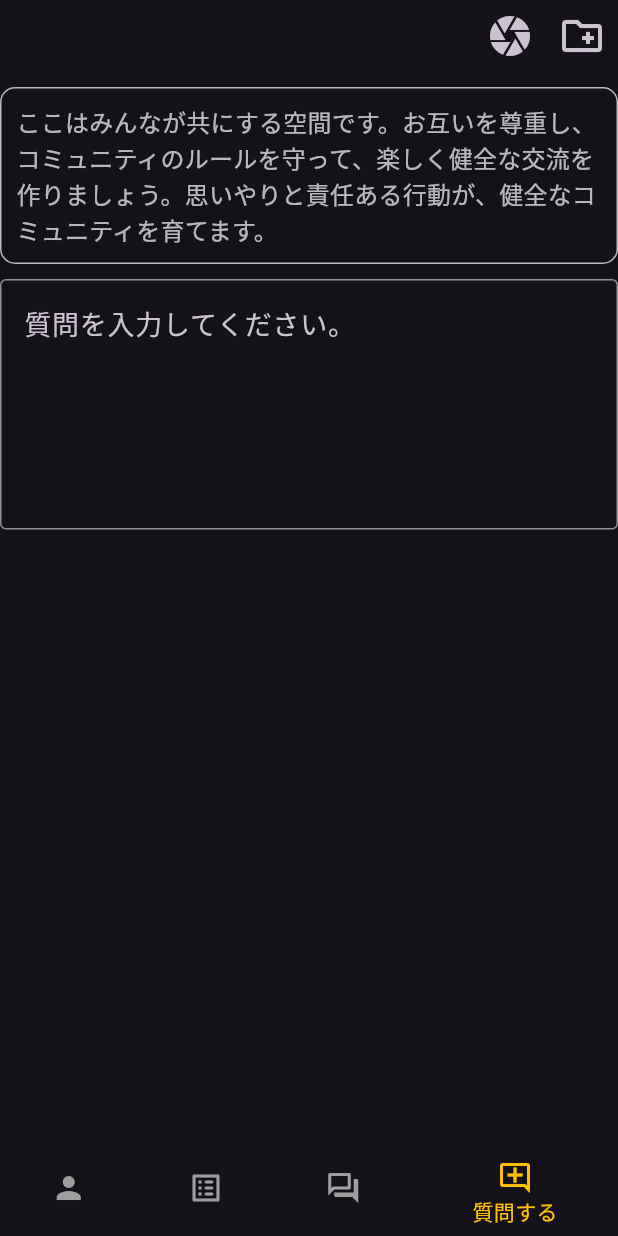
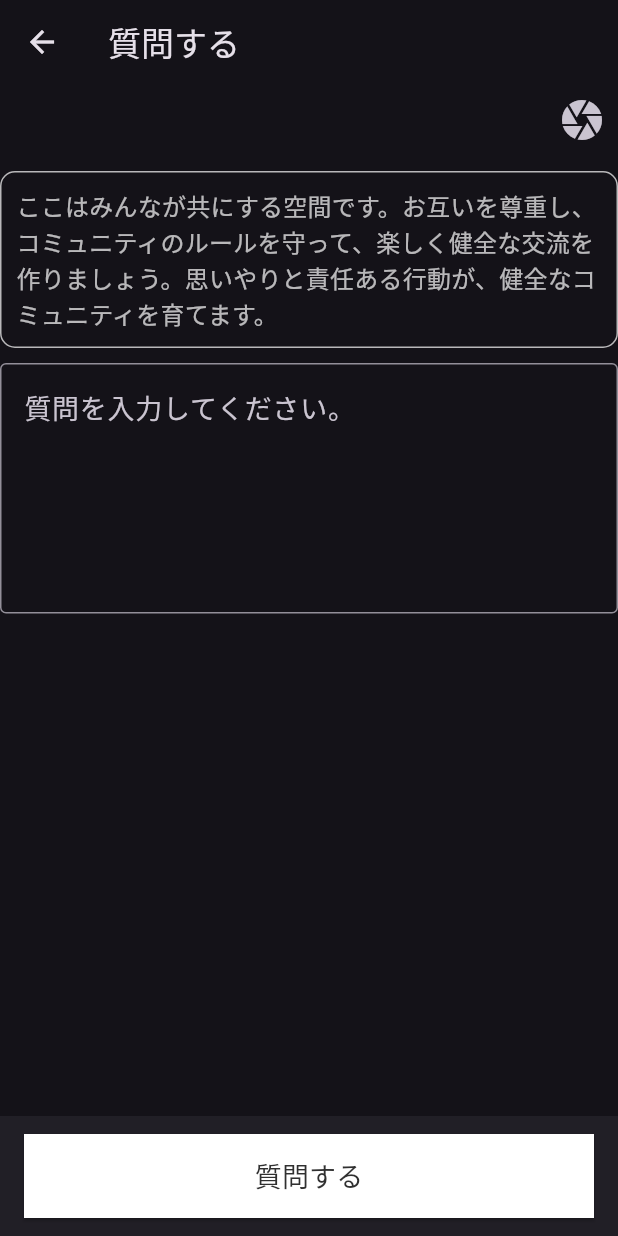
Before and after one commit to jhh78/what_this, a Flutter app: the HomeScreen screen opened directly, item 4 of the bottom bar chosen, after a tap on the "camera" icon, on a phone screen of 412 x 824 dp. Run offline on Flutter 3.47's test engine with Material 3 defaults, Android fonts, the phone set to English and light mode, and no system bars; our stand-ins replace cached_network_image, firebase_auth, firebase_core, flutter_dotenv, flutter_signin_button, get and 8 more; accounts and stored records are empty; generated files the repository leaves out were written again; network calls fail.

Commit message:
코드 정리

```diff
--- a/lib/provider/home.dart
+++ b/lib/provider/home.dart
@@ -1,7 +1,6 @@
 import 'package:get/get.dart';
 import 'package:whats_this/provider/question/detail.dart';
 import 'package:whats_this/provider/question/my_question.dart';
-import 'package:whats_this/provider/question/add.dart';
 import 'package:whats_this/provider/question/list.dart';
 import 'package:whats_this/provider/user.dart';
 import 'package:whats_this/util/constants.dart';
@@ -13,7 +12,6 @@ class HomeProvider extends GetxService {
 
   final QuestionListProvider questionListProvider = Get.put(QuestionListProvider());
   final MyQuestionProvider myQuestionProvider = Get.put(MyQuestionProvider());
-  final QuestionAddProvider questionAddProvider = Get.put(QuestionAddProvider());
   final UserProvider userProvider = Get.put(UserProvider());
   final QuestionDetailProvider questionDetailProvider = Get.put(QuestionDetailProvider());
 
@@ -41,9 +39,7 @@ class HomeProvider extends GetxService {
       currentIndex.value = 2;
       questionDetailProvider.init();
     } else if (screen == ADD_QUESTION) {
-      currentIndex.value = 4;
       menuIndex.value = 3;
-      questionAddProvider.init();
     }
   }
 }
--- a/lib/screen/home/home.dart
+++ b/lib/screen/home/home.dart
@@ -1,6 +1,5 @@
 import 'package:flutter/material.dart';
 import 'package:get/get.dart';
-import 'package:whats_this/screen/question/add.dart';
 import 'package:whats_this/screen/question/detail.dart';
 import 'package:whats_this/screen/my_question/my_question.dart';
 import 'package:whats_this/screen/question/list.dart';
@@ -24,7 +23,6 @@ class HomeScreen extends StatelessWidget {
                   QuestionListScreen(),
                   QuestionDetailScreen(),
                   MyQuestionScreen(),
-                  QuestionAddScreen(),
                 ],
               )),
         ),
@@ -34,7 +32,9 @@ class HomeScreen extends StatelessWidget {
             selectedItemColor: Colors.amber,
             unselectedItemColor: Colors.grey,
             currentIndex: homeService.getMenuIndex(),
-            onTap: homeService.onTabScreen,
+            onTap: (index) {
+              homeService.onTabScreen(index);
+            },
             items: [
               BottomNavigationBarItem(
                 icon: Icon(Icons.person),
--- a/lib/screen/question/add.dart
+++ b/lib/screen/question/add.dart
@@ -1,39 +1,97 @@
+import 'dart:io';
+
 import 'package:flutter/material.dart';
 import 'package:get/get.dart';
 import 'package:whats_this/provider/home.dart';
-import 'package:whats_this/provider/question/add.dart';
 import 'package:whats_this/provider/user.dart';
+import 'package:whats_this/service/question.dart';
 import 'package:whats_this/service/vender/camera.dart';
 import 'package:whats_this/util/styles.dart';
 
-class QuestionAddScreen extends StatelessWidget {
-  QuestionAddScreen({super.key});
+class QuestionAddScreen extends StatefulWidget {
+  const QuestionAddScreen({super.key});
 
+  @override
+  State<QuestionAddScreen> createState() => _QuestionAddScreenState();
+}
+
+class _QuestionAddScreenState extends State<QuestionAddScreen> {
   final HomeProvider homeProvider = Get.put(HomeProvider());
-  final QuestionAddProvider questionAddProvider = Get.put(QuestionAddProvider());
   final UserProvider userProvider = Get.put(UserProvider());
   final CameraService cameraService = CameraService();
+  final QuestionService questionService = QuestionService();
+
+  final TextEditingController textController = TextEditingController();
+  final FocusNode textFocusNode = FocusNode();
+  final ScrollController scrollController = ScrollController();
+  File _image = File("");
+
+  @override
+  void initState() {
+    super.initState();
+    textFocusNode.addListener(_onFocusChange);
+  }
+
+  @override
+  void dispose() {
+    textFocusNode.removeListener(_onFocusChange);
+    textFocusNode.dispose();
+    scrollController.dispose();
+    super.dispose();
+  }
+
+  void _onFocusChange() {
+    if (textFocusNode.hasFocus) {
+      scrollController.animateTo(
+        scrollController.position.maxScrollExtent,
+        duration: Duration(milliseconds: 300),
+        curve: Curves.easeInOut,
+      );
+    }
+  }
 
   Future<void> handleRegister() async {
-    if (questionAddProvider.textController.value.text.isEmpty) {
+    if (textController.value.text.isEmpty) {
       Get.snackbar('質問未入力', '質問を入力してください。');
       return;
     }
 
-    await questionAddProvider.addQuestion();
-    await userProvider.addPoint();
-    homeProvider.init();
+    await questionService.addQuestion(
+      textController: textController,
+      cameraService: cameraService,
+      image: _image,
+    );
+
+    Get.back();
+  }
+
+  Future<void> pickImage() async {
+    final File? image = await cameraService.pickImageFromCamera();
+
+    if (image == null) {
+      return;
+    }
+
+    setState(() {
+      _image = image;
+    });
+  }
+
+  void clearImage() {
+    setState(() {
+      _image = File("");
+    });
   }
 
   Widget renderImageArea() {
-    if (questionAddProvider.image.value.path.isEmpty) {
+    if (_image.path.isEmpty) {
       return SizedBox.shrink();
     }
 
     return Stack(
       children: [
         Image.file(
-          questionAddProvider.image.value,
+          _image,
           width: double.infinity,
           fit: BoxFit.cover,
         ),
@@ -46,7 +104,7 @@ class QuestionAddScreen extends StatelessWidget {
               size: ICON_SIZE,
             ),
             onPressed: () {
-              questionAddProvider.clearImage();
+              clearImage();
             },
           ),
         ),
@@ -57,8 +115,22 @@ class QuestionAddScreen extends StatelessWidget {
   @override
   Widget build(BuildContext context) {
     return Scaffold(
+      appBar: AppBar(
+        title: Text('質問する'),
+      ),
       body: SafeArea(
-        child: SingleChildScrollView(
+        child: LayoutBuilder(
+          builder: (context, constraints) {
+            return SingleChildScrollView(
+              controller: scrollController,
+              padding: EdgeInsets.only(
+                bottom: MediaQuery.of(context).viewInsets.bottom,
+              ),
+              child: ConstrainedBox(
+                constraints: BoxConstraints(
+                  minHeight: constraints.maxHeight,
+                ),
+                child: IntrinsicHeight(
                   child: Column(
                     mainAxisSize: MainAxisSize.min,
                     children: [
@@ -67,23 +139,10 @@ class QuestionAddScreen extends StatelessWidget {
                         children: [
                           IconButton(
                             onPressed: () {
-                      FocusScope.of(context).unfocus();
-                      questionAddProvider.pickImage();
+                              pickImage();
                             },
                             icon: Icon(
                               Icons.camera,
-                      size: ICON_SIZE,
-                    ),
-                  ),
-                  IconButton(
-                    onPressed: () async {
-                      FocusScope.of(context).unfocus();
-                      await Future.delayed(Duration(milliseconds: 1000));
-
-                      handleRegister();
-                    },
-                    icon: Icon(
-                      Icons.create_new_folder_outlined,
                               size: ICON_SIZE,
                             ),
                           ),
@@ -103,7 +162,8 @@ class QuestionAddScreen extends StatelessWidget {
                       ),
                       TextField(
                         keyboardType: TextInputType.text,
-                controller: questionAddProvider.textController,
+                        controller: textController,
+                        focusNode: textFocusNode,
                         maxLines: 5,
                         decoration: InputDecoration(
                           hintText: '質問を入力してください。',
@@ -112,8 +172,35 @@ class QuestionAddScreen extends StatelessWidget {
                         style: TextStyle(fontSize: 18),
                       ),
                       SizedBox(height: 10),
-              Obx(() => renderImageArea()),
+                      renderImageArea(),
+                      Spacer(),
                     ],
+                  ),
+                ),
+              ),
+            );
+          },
+        ),
+      ),
+      bottomNavigationBar: Padding(
+        padding: EdgeInsets.only(
+          bottom: MediaQuery.of(context).viewInsets.bottom,
+        ),
+        child: BottomAppBar(
+          child: ElevatedButton(
+            onPressed: handleRegister,
+            style: ElevatedButton.styleFrom(
+              foregroundColor: Colors.grey[850], // 다크 테마에 맞게 배경색 설정
+              backgroundColor: Colors.white, // 텍스트 색상 설정
+              shape: RoundedRectangleBorder(
+                borderRadius: BorderRadius.zero, // 사각형 모양 설정
+              ),
+              padding: EdgeInsets.symmetric(vertical: 15), // 버튼 높이 설정
+            ),
+            child: Text(
+              '質問する',
+              style: TextStyle(fontSize: 18),
+            ),
           ),
         ),
       ),
--- a/lib/service/home.dart
+++ b/lib/service/home.dart
@@ -1,6 +1,7 @@
 import 'package:firebase_auth/firebase_auth.dart';
 import 'package:get/get.dart';
 import 'package:whats_this/provider/home.dart';
+import 'package:whats_this/screen/question/add.dart';
 import 'package:whats_this/screen/signin/sign_in.dart';
 import 'package:whats_this/service/vender/auth.dart';
 import 'package:whats_this/util/constants.dart';
@@ -18,7 +19,6 @@ class HomeService {
 
   void onTabScreen(value) async {
     final User? currentUser = await AuthService.checkUserStatus();
-
     if (currentUser == null) {
       Get.offAll(() => SignInScreen());
       return;
@@ -30,7 +30,7 @@ class HomeService {
     } else if (value == 2) {
       homeProvider.changeScreenIndex(MY_QUESTION);
     } else if (value == 3) {
-      homeProvider.changeScreenIndex(ADD_QUESTION);
+      Get.to(() => QuestionAddScreen(), transition: Transition.rightToLeft);
     }
   }
 }
--- a/lib/provider/question/add.dart
+++ b/lib/service/question.dart
@@ -1,42 +1,18 @@
-import 'dart:io';
-
-import 'package:flutter/material.dart';
 import 'package:flutter_dotenv/flutter_dotenv.dart';
 import 'package:get/get.dart';
+import 'package:pocketbase/pocketbase.dart';
+import 'package:whats_this/service/vender/hive.dart';
 import 'package:http/http.dart' as http;
-import 'package:pocketbase/pocketbase.dart';
-import 'package:whats_this/provider/user.dart';
-import 'package:whats_this/service/vender/camera.dart';
-import 'package:whats_this/service/vender/hive.dart';
 import 'package:whats_this/util/constants.dart';
 
-class QuestionAddProvider extends GetxService {
-  Rx<File> image = File("").obs;
+import '../provider/home.dart';
+import '../provider/user.dart';
 
-  final TextEditingController textController = TextEditingController();
-  final CameraService cameraService = CameraService();
+class QuestionService {
+  final HomeProvider homeProvider = Get.put(HomeProvider());
   final UserProvider userProvider = Get.put(UserProvider());
 
-  void init() {
-    clearImage();
-    textController.clear();
-  }
-
-  Future<void> pickImage() async {
-    final File? image = await cameraService.pickImageFromCamera();
-
-    if (image == null) {
-      return;
-    }
-
-    this.image.value = image;
-  }
-
-  void clearImage() {
-    image.value = File("");
-  }
-
-  Future<void> addQuestion() async {
+  Future<void> addQuestion({required textController, required cameraService, required image}) async {
     final String questionText = textController.text;
     final userId = HiveService.getBoxValue(USER_ID);
 
@@ -46,7 +22,7 @@ class QuestionAddProvider extends GetxService {
     // 이미지 업로드
     final List<http.MultipartFile> multipartImages = await cameraService.convertImageToMultipartFile(
       key: 'files',
-      image: image.value,
+      image: image,
       size: 600,
     );
 
@@ -58,6 +34,7 @@ class QuestionAddProvider extends GetxService {
       files: multipartImages,
     );
 
-    init();
+    await userProvider.addPoint();
+    homeProvider.init();
   }
 }
--- a/lib/util/constants.dart
+++ b/lib/util/constants.dart
@@ -3,6 +3,8 @@ const String IS_FIRST_INSTALL = 'isFirstInstall';
 const String USER_ID = 'userId';
 const String BLOCK_LIST_QUESTION = 'block_list_question';
 const String BLOCK_LIST_COMMENT = 'block_list_comment';
+const String THUMB_UP_COMMENT = 'thumb_up_comment';
+const String THUMB_DOWN_COMMENT = 'thumb_down_comment';
 
 const String QUESTION_LIST = 'home';
 const String USER_INFO = 'user_info';
```
Also changed, not shown: lib/main.dart (+6 -3 lines), lib/provider/question/detail.dart (+20 -2 lines), lib/screen/question/list.dart (+17 -5 lines). Lines whose indentation alone changed are shown as unchanged.
